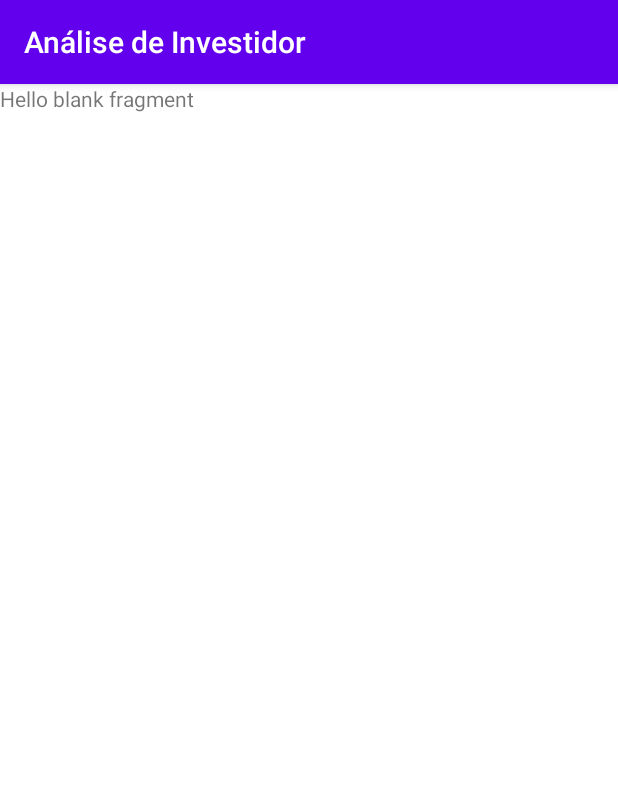
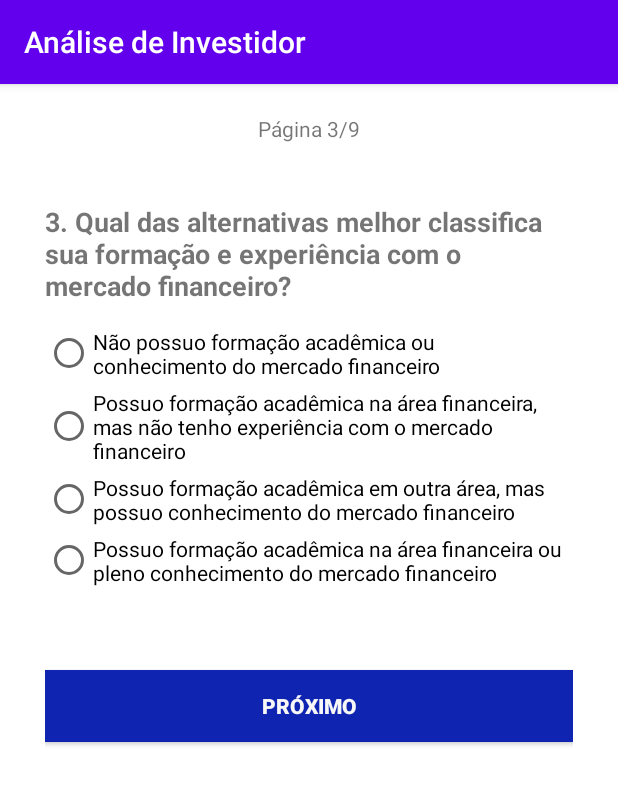
Before and after one commit to DR2-FundamentosDesenvolvimentoAndroid/DR1_TP3_Android, an Android app: the Pergunta3Fragment screen opened through its navigation route, on a phone screen of 412 x 824 dp. Shown: the top 785 px of the screen. Run offline under Robolectric (Android 15) with nearby library versions, the phone set to English and light mode, and no system bars.

Commit message:
Pagina 3 concluída

```diff
--- a/app/src/main/java/com/example/dr1tp3android/Fragments/MainFragment.kt
+++ b/app/src/main/java/com/example/dr1tp3android/Fragments/MainFragment.kt
@@ -10,7 +10,6 @@ import android.widget.Toast
 import androidx.lifecycle.ViewModelProviders
 import androidx.navigation.fragment.findNavController
 import com.example.dr1tp3android.PerguntasActivity
-
 import com.example.dr1tp3android.R
 import com.example.dr1tp3android.ViewModel.InvestidorViewModel
 import kotlinx.android.synthetic.main.fragment_main.*
@@ -25,7 +24,11 @@ class MainFragment : Fragment() {
     ): View? {
         // Inflate the layout for this fragment
         return inflater.inflate(R.layout.fragment_main, container, false)
+
+
     }
+
+
 
     override fun onViewCreated(view: View, savedInstanceState: Bundle?) {
         super.onViewCreated(view, savedInstanceState)
--- a/app/src/main/java/com/example/dr1tp3android/Fragments/Pergunta3Fragment.kt
+++ b/app/src/main/java/com/example/dr1tp3android/Fragments/Pergunta3Fragment.kt
@@ -5,9 +5,13 @@ import androidx.fragment.app.Fragment
 import android.view.LayoutInflater
 import android.view.View
 import android.view.ViewGroup
+import android.widget.Toast
+import androidx.lifecycle.ViewModelProviders
+import androidx.navigation.fragment.findNavController
 
 import com.example.dr1tp3android.R
 import com.example.dr1tp3android.ViewModel.InvestidorViewModel
+import kotlinx.android.synthetic.main.fragment_pergunta3.*
 
 /**
  * A simple [Fragment] subclass.
@@ -23,4 +27,31 @@ class Pergunta3Fragment : Fragment() {
         return inflater.inflate(R.layout.fragment_pergunta3, container, false)
     }
 
+    override fun onViewCreated(view: View, savedInstanceState: Bundle?) {
+        super.onViewCreated(view, savedInstanceState)
+        activity?.let {
+            investidor = ViewModelProviders.of(it).get(InvestidorViewModel::class.java)
+        }
+
+        btnProximo3.setOnClickListener{
+            if(respostaA3.isChecked){
+                investidor.acumulador += 0
+                findNavController().navigate(R.id.pergunta2Fragment)
+            }else if(respostaB3.isChecked){
+                investidor.acumulador += 1
+                findNavController().navigate(R.id.pergunta2Fragment)
+            }else if(respostaC3.isChecked){
+                investidor.acumulador += 2
+                findNavController().navigate(R.id.pergunta2Fragment)
+            }else if(respostaD3.isChecked){
+                investidor.acumulador += 4
+                findNavController().navigate(R.id.pergunta2Fragment)
+            }else{
+                Toast.makeText(context,
+                    "Por favor escolha uma alternativa",
+                    Toast.LENGTH_SHORT).show()
+            }
+        }
+    }
+
 }
--- a/app/src/main/res/layout/fragment_pergunta1.xml
+++ b/app/src/main/res/layout/fragment_pergunta1.xml
@@ -26,7 +26,7 @@
             app:layout_constraintGuide_end="30dp" />
 
         <TextView
-            android:id="@+id/pagina2"
+            android:id="@+id/pagina1"
             android:layout_width="wrap_content"
             android:layout_height="wrap_content"
             android:layout_marginTop="20dp"
@@ -42,7 +42,7 @@
             android:orientation="vertical"
             app:layout_constraintEnd_toStartOf="@+id/guide2"
             app:layout_constraintStart_toStartOf="@+id/guide1"
-            app:layout_constraintTop_toBottomOf="@+id/pagina2">
+            app:layout_constraintTop_toBottomOf="@+id/pagina1">
 
             <TextView
                 android:id="@+id/pergunta1"
--- a/app/src/main/res/layout/fragment_pergunta3.xml
+++ b/app/src/main/res/layout/fragment_pergunta3.xml
@@ -1,14 +1,102 @@
 <?xml version="1.0" encoding="utf-8"?>
 <FrameLayout xmlns:android="http://schemas.android.com/apk/res/android"
+    xmlns:app="http://schemas.android.com/apk/res-auto"
     xmlns:tools="http://schemas.android.com/tools"
     android:layout_width="match_parent"
     android:layout_height="match_parent"
     tools:context=".Fragments.Pergunta3Fragment">
 
     <!-- TODO: Update blank fragment layout -->
-    <TextView
+    <androidx.constraintlayout.widget.ConstraintLayout
         android:layout_width="match_parent"
-        android:layout_height="match_parent"
-        android:text="@string/hello_blank_fragment" />
+        android:layout_height="match_parent">
+
+        <androidx.constraintlayout.widget.Guideline
+            android:id="@+id/guide1"
+            android:layout_width="wrap_content"
+            android:layout_height="wrap_content"
+            android:orientation="vertical"
+            app:layout_constraintGuide_begin="30dp" />
+
+        <androidx.constraintlayout.widget.Guideline
+            android:id="@+id/guide2"
+            android:layout_width="wrap_content"
+            android:layout_height="wrap_content"
+            android:orientation="vertical"
+            app:layout_constraintGuide_end="30dp" />
+
+        <TextView
+            android:id="@+id/pagina3"
+            android:layout_width="wrap_content"
+            android:layout_height="wrap_content"
+            android:layout_marginTop="20dp"
+            android:text="Página 3/9"
+            app:layout_constraintEnd_toStartOf="@+id/guide2"
+            app:layout_constraintStart_toStartOf="@+id/guide1"
+            app:layout_constraintTop_toTopOf="parent" />
+
+        <LinearLayout
+            android:layout_width="0dp"
+            android:layout_height="500dp"
+            android:layout_marginTop="40dp"
+            android:orientation="vertical"
+            app:layout_constraintEnd_toStartOf="@+id/guide2"
+            app:layout_constraintStart_toStartOf="@+id/guide1"
+            app:layout_constraintTop_toBottomOf="@+id/pagina3">
+
+            <TextView
+                android:id="@+id/pergunta3"
+                android:layout_width="match_parent"
+                android:layout_height="wrap_content"
+                android:text="@string/Pergunta3"
+                android:textSize="18dp"
+                android:textStyle="bold" />
+
+            <RadioGroup
+                android:layout_width="match_parent"
+                android:layout_height="wrap_content">
+
+                <RadioButton
+                    android:id="@+id/respostaA3"
+                    android:layout_width="match_parent"
+                    android:layout_height="wrap_content"
+                    android:layout_marginTop="15dp"
+                    android:layout_marginBottom="5dp"
+                    android:text="@string/A3" />
+
+                <RadioButton
+                    android:id="@+id/respostaB3"
+                    android:layout_width="match_parent"
+                    android:layout_height="wrap_content"
+                    android:layout_marginBottom="5dp"
+                    android:text="@string/B3" />
+
+                <RadioButton
+                    android:id="@+id/respostaC3"
+                    android:layout_width="match_parent"
+                    android:layout_height="wrap_content"
+                    android:layout_marginBottom="5dp"
+                    android:text="@string/C3" />
+
+                <RadioButton
+                    android:id="@+id/respostaD3"
+                    android:layout_width="match_parent"
+                    android:layout_height="wrap_content"
+                    android:layout_marginBottom="5dp"
+                    android:text="@string/D3" />
+            </RadioGroup>
+
+            <Button
+                android:id="@+id/btnProximo3"
+                android:layout_width="match_parent"
+                android:layout_height="wrap_content"
+                android:layout_marginTop="50dp"
+                android:background="#0F25B1"
+                android:textColor="#F8F7F7"
+                android:textStyle="bold"
+                android:text="próximo" />
+        </LinearLayout>
+
+    </androidx.constraintlayout.widget.ConstraintLayout>
 
 </FrameLayout>
```
